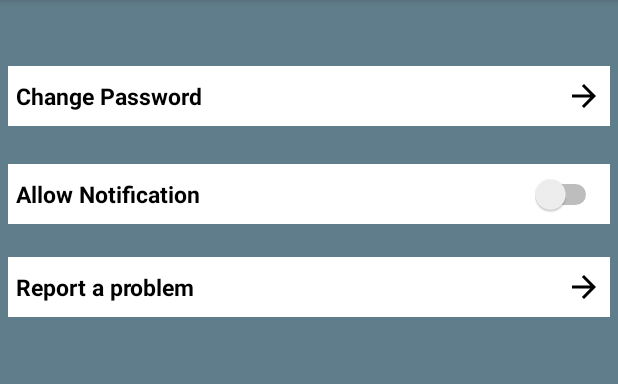
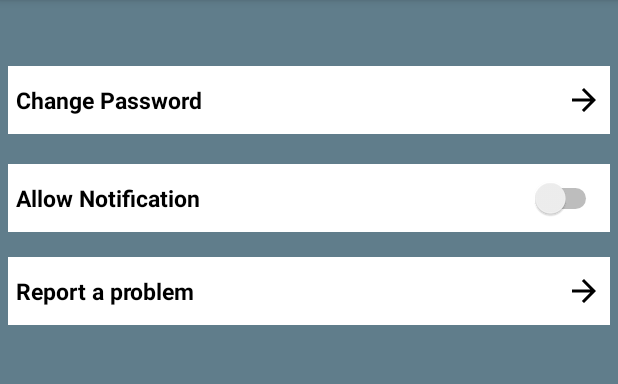
Before and after one commit to singhkishan93/VoyMate, an Android app: the fragment Help placed in its activity, in the options menu, after a tap on "Settings", on a phone screen of 412 x 824 dp, the part 84-468 px from its top. Run offline under Robolectric (Android 15) with nearby library versions, the phone set to English and light mode, and no system bars; our stand-ins replace CircleImageView.

Commit message:
changes on 10-05-2018

```diff
--- a/app/src/main/java/com/opiant/voymate/activities/MainActivity.java
+++ b/app/src/main/java/com/opiant/voymate/activities/MainActivity.java
@@ -58,7 +58,8 @@ public class MainActivity extends AppCompatActivity implements NavigationView.On
     TextView userName,userEmail,placeName;
     String Email,Name,Image,cityName;
     SharedPreferences IdShared;
-    MenuItem item;
+    private static final int MENU_EDIT = 0;
+
     @Override
     protected void onCreate(Bundle savedInstanceState) {
         super.onCreate(savedInstanceState);
@@ -90,6 +91,9 @@ public class MainActivity extends AppCompatActivity implements NavigationView.On
 
         NavigationView navigationView = findViewById(R.id.nav_view);
         navigationView.setNavigationItemSelectedListener(this);
+        //int ID = navigationView.getMenu().findItem()
+
+
 
         frameLayout = findViewById(R.id.containerView1);
         mFragmentManager = getSupportFragmentManager();
@@ -132,14 +136,26 @@ public class MainActivity extends AppCompatActivity implements NavigationView.On
 
         //Toast.makeText(getApplicationContext(), "Welcome:"+ Email,Toast.LENGTH_LONG).show();
 
-        Display mdisp = getWindowManager().getDefaultDisplay();
+       /* Display mdisp = getWindowManager().getDefaultDisplay();
         Point mdispSize = new Point();
         mdisp.getSize(mdispSize);
         int maxX = mdispSize.x;
-        int maxY = mdispSize.y;
+        int maxY = mdispSize.y;*/
 
-        Toast.makeText(getApplicationContext(), "Welcome:"+ maxX+" : "+maxY,Toast.LENGTH_LONG).show();
+        //addMenuItemInNavMenuDrawer();
+    }
 
+    private void addMenuItemInNavMenuDrawer() {
+        NavigationView navView = (NavigationView) findViewById(R.id.nav_view);
+
+        Menu menu = navView.getMenu();
+        Menu submenu = menu.addSubMenu("New Super SubMenu");
+
+        submenu.add("Super Item1");
+        submenu.add("Super Item2");
+        submenu.add("Super Item3");
+
+        navView.invalidate();
     }
 
     public void runPermission(){
@@ -199,6 +215,14 @@ public class MainActivity extends AppCompatActivity implements NavigationView.On
         this.menu = menu;
         updateMenuTitles();
         return true;
+    }
+
+    @Override
+    public boolean onPrepareOptionsMenu(Menu menu) {
+        //menu.clear();
+        //menu.add(0, MENU_EDIT, Menu.NONE, getString(R.string.haddress)).setShowAsAction(MenuItem.SHOW_AS_ACTION_ALWAYS);
+        //menu.add(0, MENU_DELETE, Menu.NONE, getString(R.string.menu_action_delete)).setIcon(R.drawable.ic_action_delete).setShowAsAction(MenuItem.SHOW_AS_ACTION_ALWAYS);
+        return super.onPrepareOptionsMenu(menu);
     }
 
     @Override
--- a/app/src/main/java/com/opiant/voymate/fragments/Help.java
+++ b/app/src/main/java/com/opiant/voymate/fragments/Help.java
@@ -1,6 +1,7 @@
 package com.opiant.voymate.fragments;
 
 import android.content.Intent;
+import android.content.SharedPreferences;
 import android.content.pm.PackageManager;
 import android.net.Uri;
 import android.os.Bundle;
@@ -11,8 +12,11 @@ import android.view.LayoutInflater;
 import android.view.View;
 import android.view.ViewGroup;
 import android.widget.LinearLayout;
+import android.widget.TextView;
 
 import com.opiant.voymate.R;
+
+import static android.content.Context.MODE_PRIVATE;
 
 
 public class Help extends Fragment implements View.OnClickListener {
@@ -24,6 +28,9 @@ public class Help extends Fragment implements View.OnClickListener {
     private static final int REQUEST_PHONE_CALL = 1;
     private OnFragmentInteractionListener mListener;
     View view;
+    TextView ffText;
+    String Language;
+    SharedPreferences IdShared;
 
     public Help() {
         // Required empty public constructor
@@ -57,6 +64,23 @@ public class Help extends Fragment implements View.OnClickListener {
 
     public void initViews(){
         LinearLayout SOS = view.findViewById(R.id.sos);
+         ffText = view.findViewById(R.id.fftext);
+
+        IdShared = getActivity().getSharedPreferences("VoyMate", MODE_PRIVATE);
+
+        if (IdShared!=null) {
+            Language = IdShared.getString("language", "");
+
+            if (Language.equals("hi")) {
+
+            ffText.setText(R.string.hemergency);
+
+            }
+            else if (Language.equals("en")){
+
+
+            }
+        }
 
         SOS.setOnClickListener(this);
 
--- a/app/src/main/java/com/opiant/voymate/fragments/Settings.java
+++ b/app/src/main/java/com/opiant/voymate/fragments/Settings.java
@@ -37,7 +37,7 @@ public class Settings extends Fragment implements View.OnClickListener {
     private static final String ARG_PARAM2 = "param2";
     private String mParam1;
     private String mParam2;
-    TextView ReportProblem;
+    TextView ReportProblem,ChangePassword,AllowNoti;
     String info="Phone Details:\n";
     private static final String FILENAME = "ReportProblem.txt";
     private FileWriter writer;
@@ -77,11 +77,21 @@ public class Settings extends Fragment implements View.OnClickListener {
           View view = inflater.inflate(R.layout.fragment_settings, container, false);
           final Switch simpleSwitch = (Switch) view.findViewById(R.id.notification);
           ReportProblem = view.findViewById(R.id.report);
+          ChangePassword = view.findViewById(R.id.changepass);
+
 
         SharedPreferences IdShared = getActivity().getSharedPreferences("VoyMate", MODE_PRIVATE);
         if (IdShared!=null){
 
             boolean notiPref = IdShared.getBoolean("notipref",false);
+            String Language = IdShared.getString("language","");
+
+            if (Language.equals("hi")){
+
+                ReportProblem.setText(R.string.hreport);
+                ChangePassword.setText(R.string.hchangepas);
+                simpleSwitch.setText(R.string.hallownoti);
+            }
 
             if (notiPref==true){
                 simpleSwitch.setChecked(true);
--- a/app/src/main/java/com/opiant/voymate/fragments/Tools.java
+++ b/app/src/main/java/com/opiant/voymate/fragments/Tools.java
@@ -12,6 +12,7 @@ import android.view.View;
 import android.view.ViewGroup;
 import android.widget.PopupMenu;
 import android.widget.Switch;
+import android.widget.TextView;
 import android.widget.Toast;
 
 import com.opiant.voymate.activities.MainActivity;
@@ -33,7 +34,8 @@ public class Tools extends Fragment implements View.OnClickListener {
     CircleImageView Listen, ConvertCurrency;
     private OnFragmentInteractionListener mListener;
     String Language;
-
+    TextView changeLanguage,convertCurrency;
+    SharedPreferences IdShared;
     public Tools() {
         // Required empty public constructor
     }
@@ -68,6 +70,25 @@ public class Tools extends Fragment implements View.OnClickListener {
 
         ConvertCurrency = view.findViewById(R.id.currency);
         Listen = view.findViewById(R.id.listen);
+        changeLanguage = view.findViewById(R.id.textView15);
+        convertCurrency = view.findViewById(R.id.textView18);
+
+        IdShared = getActivity().getSharedPreferences("VoyMate", MODE_PRIVATE);
+
+        if (IdShared!=null) {
+            Language = IdShared.getString("language", "");
+
+            if (Language.equals("hi")) {
+
+                changeLanguage.setText(R.string.hchangelang);
+                convertCurrency.setText(R.string.hchangecurrency);
+
+            }
+            else if (Language.equals("en")){
+
+
+            }
+        }
 
         ConvertCurrency.setOnClickListener(this);
         Listen.setOnClickListener(this);
--- a/app/src/main/res/layout/card_about_1.xml
+++ b/app/src/main/res/layout/card_about_1.xml
@@ -45,7 +45,7 @@
 
             <TextView
                 android:id="@+id/tv_about_version"
-                android:layout_width="wrap_content"
+                android:layout_width="250dp"
                 android:layout_height="wrap_content"
                 android:layout_below="@id/tv_card_about_1_1"
                 android:layout_marginTop="@dimen/text_margin_small"
--- a/app/src/main/res/layout/fragment_about.xml
+++ b/app/src/main/res/layout/fragment_about.xml
@@ -27,7 +27,7 @@
 
             <include layout="@layout/card_about_2" />
 
-           <include layout="@layout/card_about_source_licenses" />
+           <!--<include layout="@layout/card_about_source_licenses" />-->
 
         </LinearLayout>
     </ScrollView>
--- a/app/src/main/res/layout/fragment_settings.xml
+++ b/app/src/main/res/layout/fragment_settings.xml
@@ -23,9 +23,9 @@
 
 
     <TextView
-        android:id="@+id/textView11"
+        android:id="@+id/changepass"
         android:layout_width="match_parent"
-        android:layout_height="40dp"
+        android:layout_height="45dp"
         android:layout_alignParentStart="true"
         android:layout_alignParentTop="true"
         android:layout_marginTop="44dp"
@@ -45,7 +45,7 @@
     <Switch
         android:id="@+id/notification"
         android:layout_width="match_parent"
-        android:layout_height="40dp"
+        android:layout_height="45dp"
         android:layout_alignParentStart="true"
         android:layout_alignParentTop="true"
         android:layout_marginTop="109dp"
@@ -63,7 +63,7 @@
    <TextView
         android:id="@+id/report"
         android:layout_width="match_parent"
-        android:layout_height="40dp"
+        android:layout_height="45dp"
         android:layout_alignParentStart="true"
         android:layout_alignParentTop="true"
         android:layout_marginTop="171dp"
--- a/app/src/main/res/layout/fragment_tools.xml
+++ b/app/src/main/res/layout/fragment_tools.xml
@@ -45,6 +45,7 @@
             android:text="Change Language"
             android:textColor="@color/white"
             android:textSize="18dp"
+            android:gravity="center"
             tools:ignore="RtlCompat" />
 
         <TextView
@@ -55,6 +56,7 @@
             android:layout_alignTop="@+id/textView15"
             android:layout_marginEnd="27dp"
             android:text="Convert Currency"
+            android:gravity="center"
             android:textColor="@color/white"
             android:textSize="18dp"
             tools:ignore="RtlCompat" />
```
Also changed, not shown: app/src/main/java/com/opiant/voymate/fragments/About.java (+34 -0 lines), app/src/main/java/com/opiant/voymate/fragments/MyProfile.java (+11 -1 lines), app/src/main/java/com/opiant/voymate/fragments/NearBy.java (+35 -0 lines), app/src/main/java/com/opiant/voymate/fragments/PlaceInfo.java (+35 -1 lines), app/src/main/res/layout/card_about_2.xml (+6 -3 lines), app/src/main/res/values/strings.xml (+46 -0 lines).
